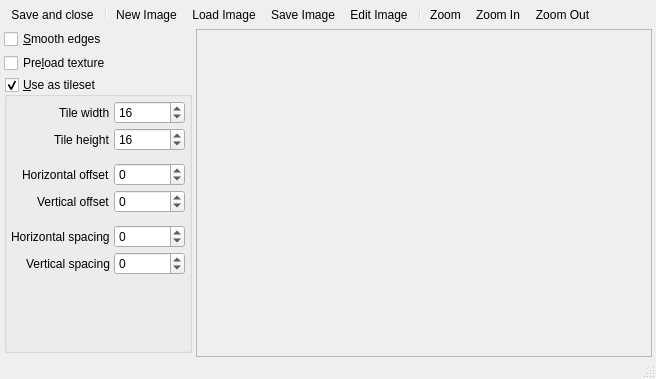
enigma-dev/RadialGM, file Editors/BackgroundEditor.ui: the form before one commit.
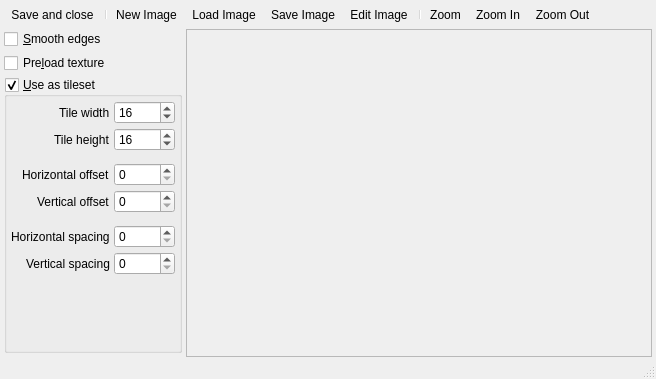
The form after the commit. Icons and pictures are not drawn. Custom widgets are drawn as their Qt base class.

Commit message: Generalize Asset Views (#40)

Diff of the .ui file:
```diff
--- a/Editors/BackgroundEditor.ui
+++ b/Editors/BackgroundEditor.ui
@@ -189,7 +189,7 @@
              </sizepolicy>
             </property>
             <property name="wrapping">
-             <bool>true</bool>
+             <bool>false</bool>
             </property>
             <property name="frame">
              <bool>true</bool>
@@ -201,10 +201,10 @@
              <bool>true</bool>
             </property>
             <property name="minimum">
-             <number>-2147483647</number>
+             <number>0</number>
             </property>
             <property name="maximum">
-             <number>2147483647</number>
+             <number>32000</number>
             </property>
             <property name="value">
              <number>16</number>
@@ -221,16 +221,16 @@
           <item row="1" column="1">
            <widget class="QSpinBox" name="tileHeightSpinBox">
             <property name="wrapping">
-             <bool>true</bool>
+             <bool>false</bool>
             </property>
             <property name="frame">
              <bool>true</bool>
             </property>
             <property name="minimum">
-             <number>-2147483647</number>
+             <number>0</number>
             </property>
             <property name="maximum">
-             <number>2147483647</number>
+             <number>32000</number>
             </property>
             <property name="value">
              <number>16</number>
@@ -247,13 +247,13 @@
           <item row="3" column="1">
            <widget class="QSpinBox" name="horizontalOffsetSpinBox">
             <property name="wrapping">
-             <bool>true</bool>
+             <bool>false</bool>
             </property>
             <property name="minimum">
-             <number>-2147483647</number>
+             <number>0</number>
             </property>
             <property name="maximum">
-             <number>2147483647</number>
+             <number>32000</number>
             </property>
            </widget>
           </item>
@@ -267,13 +267,13 @@
           <item row="4" column="1">
            <widget class="QSpinBox" name="verticalOffsetSpinBox">
             <property name="wrapping">
-             <bool>true</bool>
+             <bool>false</bool>
             </property>
             <property name="minimum">
-             <number>-2147483647</number>
+             <number>0</number>
             </property>
             <property name="maximum">
-             <number>2147483647</number>
+             <number>32000</number>
             </property>
            </widget>
           </item>
@@ -303,13 +303,13 @@
           <item row="6" column="1">
            <widget class="QSpinBox" name="horizontalSpacingSpinBox">
             <property name="wrapping">
-             <bool>true</bool>
+             <bool>false</bool>
             </property>
             <property name="minimum">
-             <number>-2147483647</number>
+             <number>0</number>
             </property>
             <property name="maximum">
-             <number>2147483647</number>
+             <number>32000</number>
             </property>
            </widget>
           </item>
@@ -323,13 +323,13 @@
           <item row="7" column="1">
            <widget class="QSpinBox" name="verticalSpacingSpinBox">
             <property name="wrapping">
-             <bool>true</bool>
+             <bool>false</bool>
             </property>
             <property name="minimum">
-             <number>-2147483647</number>
+             <number>0</number>
             </property>
             <property name="maximum">
-             <number>2147483647</number>
+             <number>32000</number>
             </property>
            </widget>
           </item>
@@ -367,7 +367,7 @@
          <rect>
           <x>0</x>
           <y>0</y>
-          <width>375</width>
+          <width>426</width>
           <height>311</height>
          </rect>
         </property>
@@ -391,7 +391,7 @@
           <number>2</number>
          </property>
          <item row="0" column="0">
-          <widget class="BackgroundRenderer" name="backgroundRenderer" native="true"/>
+          <widget class="BackgroundView" name="backgroundView" native="true"/>
          </item>
         </layout>
        </widget>
@@ -499,9 +499,9 @@
  </widget>
  <customwidgets>
   <customwidget>
-   <class>BackgroundRenderer</class>
+   <class>BackgroundView</class>
    <extends>QWidget</extends>
-   <header>Widgets/BackgroundRenderer.h</header>
+   <header>Widgets/BackgroundView.h</header>
    <container>1</container>
   </customwidget>
  </customwidgets>
```
The commit also changes 13 other files.
